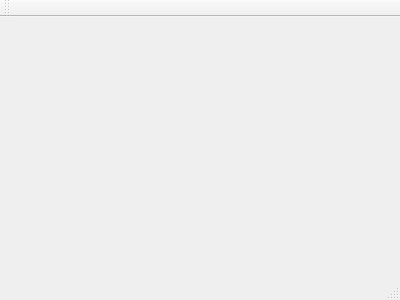
Old version of the form mainwindow.ui in the repository robertjin62/File-Git.
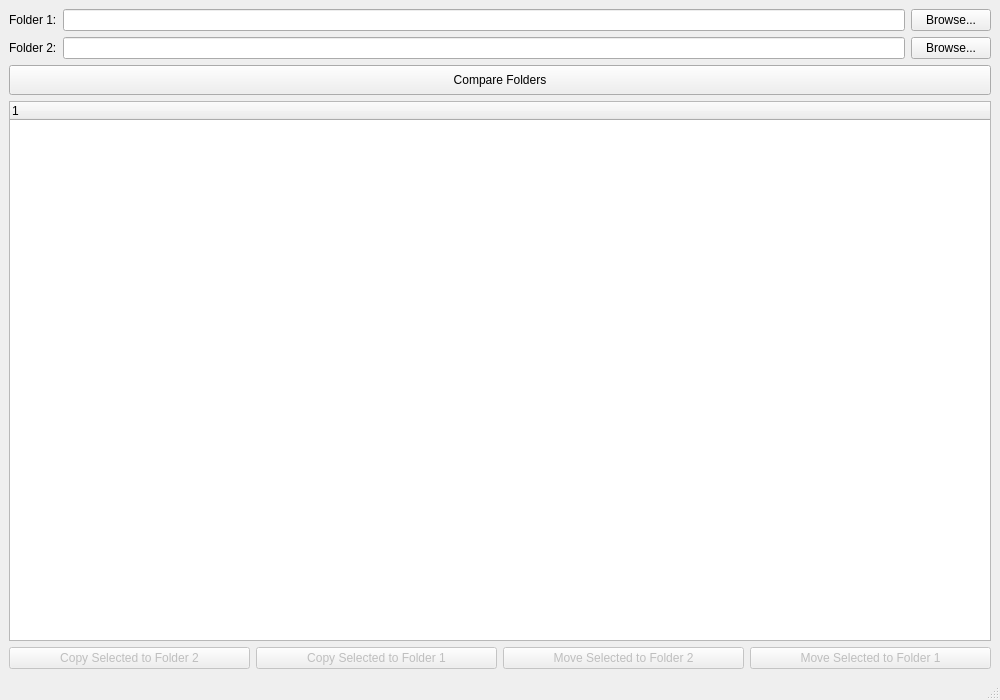
New version of the form.

```diff
--- a/mainwindow.ui
+++ b/mainwindow.ui
@@ -1,21 +1,134 @@
 <ui version="4.0">
  <class>MainWindow</class>
- <widget class="QMainWindow" name="MainWindow" >
-  <property name="geometry" >
+ <widget class="QMainWindow" name="MainWindow">
+  <property name="geometry">
    <rect>
     <x>0</x>
     <y>0</y>
-    <width>400</width>
-    <height>300</height>
+    <width>1000</width>
+    <height>700</height>
    </rect>
   </property>
   <property name="windowTitle" >
    <string>MainWindow</string>
   </property>
-  <widget class="QMenuBar" name="menuBar" />
-  <widget class="QToolBar" name="mainToolBar" />
-  <widget class="QWidget" name="centralWidget" />
-  <widget class="QStatusBar" name="statusBar" />
+  <widget class="QWidget" name="centralWidget">
+   <layout class="QVBoxLayout" name="verticalLayout">
+    <item>
+     <layout class="QHBoxLayout" name="horizontalLayout_1">
+      <item>
+       <widget class="QLabel" name="labelFolder1">
+        <property name="text">
+         <string>Folder 1:</string>
+        </property>
+       </widget>
+      </item>
+      <item>
+       <widget class="QLineEdit" name="lineEditFolder1"/>
+      </item>
+      <item>
+       <widget class="QPushButton" name="pushButtonBrowse1">
+        <property name="text">
+         <string>Browse...</string>
+        </property>
+       </widget>
+      </item>
+     </layout>
+    </item>
+    <item>
+     <layout class="QHBoxLayout" name="horizontalLayout_2">
+      <item>
+       <widget class="QLabel" name="labelFolder2">
+        <property name="text">
+         <string>Folder 2:</string>
+        </property>
+       </widget>
+      </item>
+      <item>
+       <widget class="QLineEdit" name="lineEditFolder2"/>
+      </item>
+      <item>
+       <widget class="QPushButton" name="pushButtonBrowse2">
+        <property name="text">
+         <string>Browse...</string>
+        </property>
+       </widget>
+      </item>
+     </layout>
+    </item>
+    <item>
+     <widget class="QPushButton" name="pushButtonCompare">
+      <property name="text">
+       <string>Compare Folders</string>
+      </property>
+      <property name="minimumSize">
+       <size>
+        <width>0</width>
+        <height>30</height>
+       </size>
+      </property>
+     </widget>
+    </item>
+    <item>
+     <widget class="QTreeWidget" name="treeWidget"/>
+    </item>
+    <item>
+     <layout class="QHBoxLayout" name="horizontalLayout_3">
+      <item>
+       <widget class="QPushButton" name="pushButtonCopyTo2">
+        <property name="text">
+         <string>Copy Selected to Folder 2</string>
+        </property>
+        <property name="enabled">
+         <bool>false</bool>
+        </property>
+       </widget>
+      </item>
+      <item>
+       <widget class="QPushButton" name="pushButtonCopyTo1">
+        <property name="text">
+         <string>Copy Selected to Folder 1</string>
+        </property>
+        <property name="enabled">
+         <bool>false</bool>
+        </property>
+       </widget>
+      </item>
+      <item>
+       <widget class="QPushButton" name="pushButtonMoveTo2">
+        <property name="text">
+         <string>Move Selected to Folder 2</string>
+        </property>
+        <property name="enabled">
+         <bool>false</bool>
+        </property>
+       </widget>
+      </item>
+      <item>
+       <widget class="QPushButton" name="pushButtonMoveTo1">
+        <property name="text">
+         <string>Move Selected to Folder 1</string>
+        </property>
+        <property name="enabled">
+         <bool>false</bool>
+        </property>
+       </widget>
+      </item>
+     </layout>
+    </item>
+   </layout>
+  </widget>
+  <widget class="QMenuBar" name="menuBar">
+   <property name="geometry">
+    <rect>
+     <x>0</x>
+     <y>0</y>
+     <width>1000</width>
+     <height>21</height>
+    </rect>
+   </property>
+  </widget>
+  <widget class="QStatusBar" name="statusBar"/>
  </widget>
  <layoutDefault spacing="6" margin="11" />
  <pixmapfunction></pixmapfunction>
```
Left out of the diff: 7 changed lines with no effect on the pictures.
